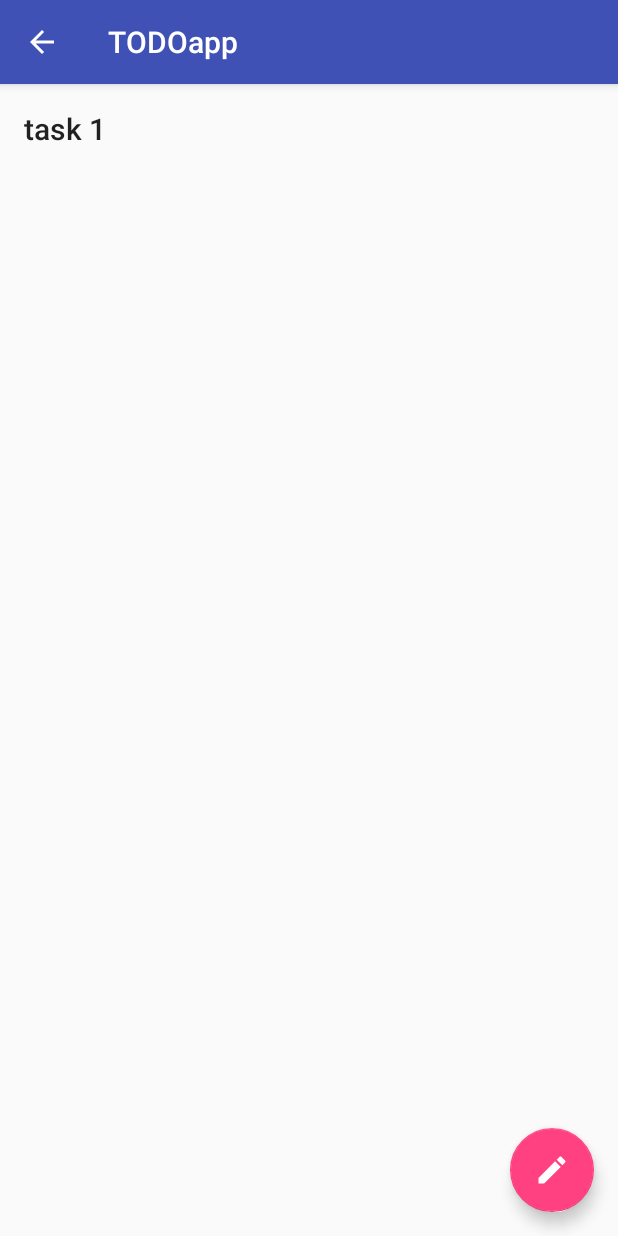
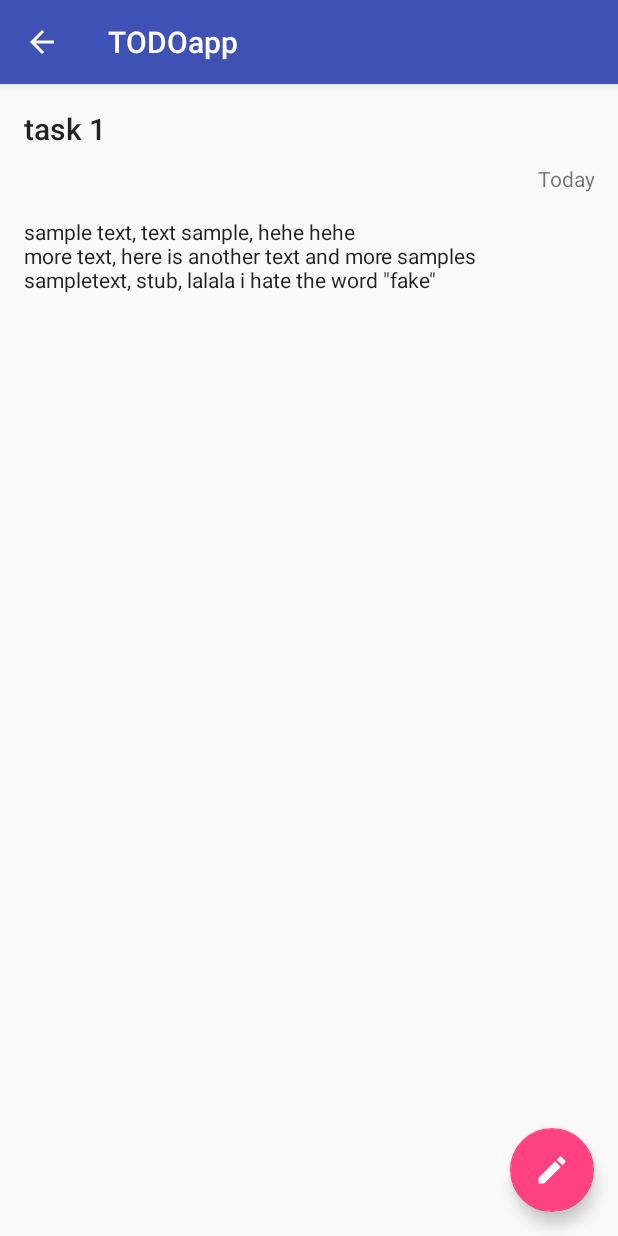
Before and after one commit to Nearsoft/android-school, an Android app: the screen it shows after launch (DetailActivity), after a tap on "task 1", on a phone screen of 412 x 824 dp. Run offline under Robolectric (Android 15) with nearby library versions, the phone set to English and light mode, and no system bars.

Commit message:
show date on details activity

```diff
--- a/todoapp/TODOapp/app/src/main/java/com/nearsoft/androidschool/todoapp/activities/detail/DetailActivity.java
+++ b/todoapp/TODOapp/app/src/main/java/com/nearsoft/androidschool/todoapp/activities/detail/DetailActivity.java
@@ -17,6 +17,7 @@ public class DetailActivity extends AppCompatActivity {
 
     private TextView titleTextView;
     private TextView notesTextView;
+    private TextView dateTextView;
     private FloatingActionButton editFab;
 
     private ToDoContent todo;
@@ -28,6 +29,7 @@ public class DetailActivity extends AppCompatActivity {
         setContentView(R.layout.activity_detail);
         titleTextView = (TextView) findViewById(R.id.title);
         notesTextView = (TextView) findViewById(R.id.notes);
+        dateTextView = (TextView) findViewById(R.id.date_text);
         editFab = (FloatingActionButton) findViewById(R.id.fab);
         editFab.setOnClickListener(new View.OnClickListener() {
             @Override
@@ -38,6 +40,7 @@ public class DetailActivity extends AppCompatActivity {
 
         titleTextView.setText(todo.getTitle());
         notesTextView.setText(todo.getNotes());
+        dateTextView.setText(todo.getDate());
     }
 
     private ToDoContent getTodo() {
--- a/todoapp/TODOapp/app/src/main/java/com/nearsoft/androidschool/todoapp/activities/main/MainActivity.java
+++ b/todoapp/TODOapp/app/src/main/java/com/nearsoft/androidschool/todoapp/activities/main/MainActivity.java
@@ -43,7 +43,9 @@ public class MainActivity extends AppCompatActivity {
 
     public List<ToDoContent> getData() {
         List<ToDoContent> data = new ArrayList<>();
-        data.add(new ToDoContent("task 1", "Today", "at Nearsoft"));
+        ToDoContent first = new ToDoContent("task 1", "Today", "at Nearsoft");
+        first.setNotes("sample text, text sample, hehe hehe\nmore text, here is another text and more samples\nsampletext, stub, lalala i hate the word \"fake\"");
+        data.add(first);
         data.add(new ToDoContent("task 2", "Today", "at Nearsoft"));
         data.add(new ToDoContent("task 3", "yesterday", "at Cafenio"));
         return data;
--- a/todoapp/TODOapp/app/src/main/res/layout/activity_detail.xml
+++ b/todoapp/TODOapp/app/src/main/res/layout/activity_detail.xml
@@ -9,9 +9,9 @@
 
     <RelativeLayout
         android:id="@+id/content"
-        android:padding="@dimen/activity_vertical_margin"
         android:layout_width="match_parent"
-        android:layout_height="match_parent">
+        android:layout_height="match_parent"
+        android:padding="@dimen/activity_vertical_margin">
 
         <TextView
             android:id="@+id/title"
@@ -23,13 +23,25 @@
             tools:text="todo title will be here and if it is long AF it will be hidden" />
 
         <TextView
+            android:id="@+id/date_text"
+            android:layout_width="match_parent"
+            android:layout_height="wrap_content"
+            android:layout_alignParentStart="true"
+            android:layout_below="@+id/title"
+            android:layout_marginTop="10dp"
+            android:gravity="end"
+            android:textAppearance="@style/Base.TextAppearance.AppCompat.Small"
+            tools:text="01/01/1990" />
+
+        <TextView
             android:id="@+id/notes"
             android:layout_width="match_parent"
             android:layout_height="wrap_content"
             android:layout_alignParentStart="true"
-            android:layout_below="@+id/title"
+            android:layout_below="@+id/date_text"
             android:layout_marginTop="16dp"
             android:maxHeight="300dp"
+            android:textAppearance="@style/Base.TextAppearance.AppCompat.Body1"
             tools:text="notes of the todo, this is a sample text.\ncan contain end of lines\nsomething here" />
 
     </RelativeLayout>
```
